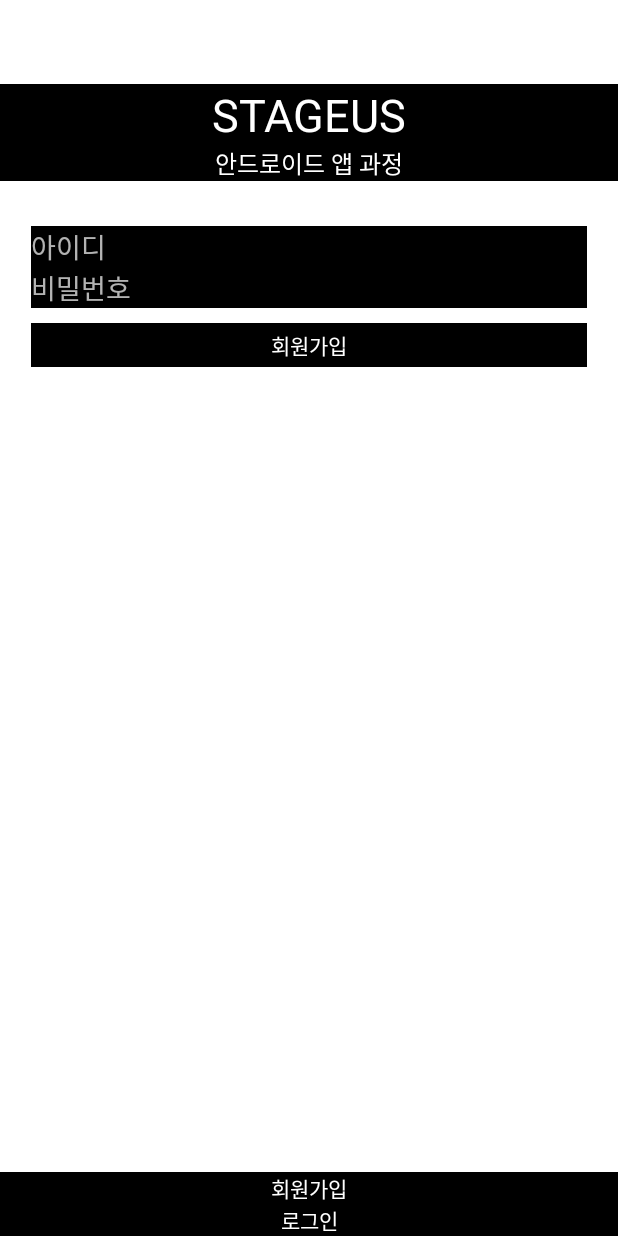
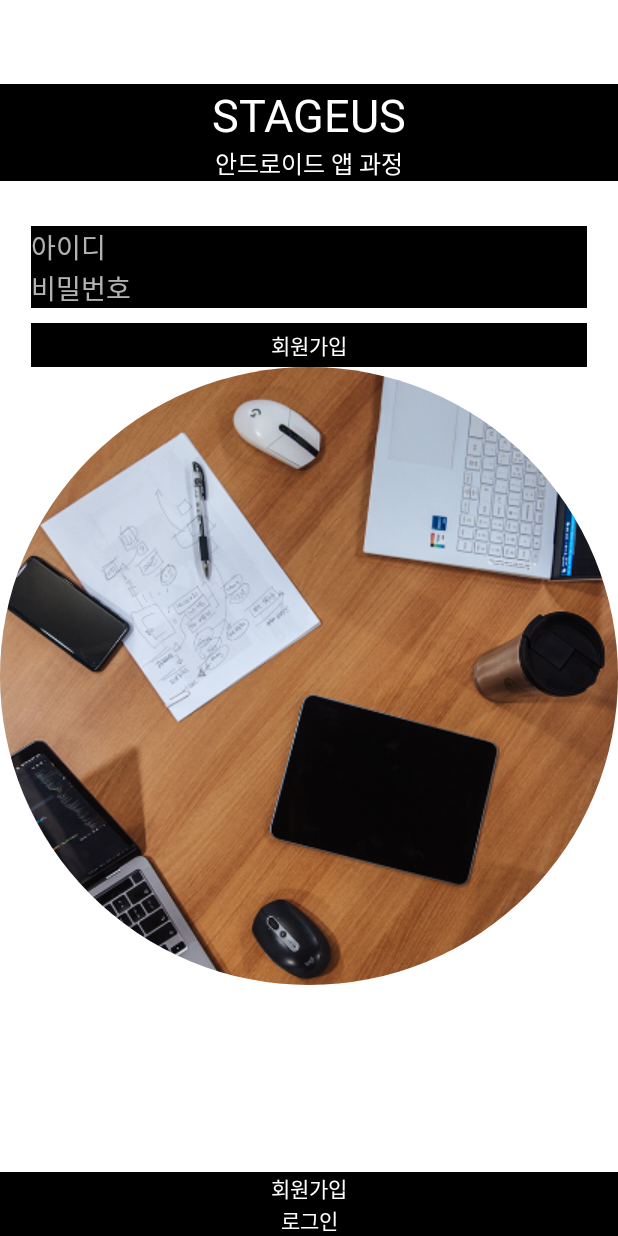
Before and after one commit to hyosoek/stageusAndLecture, an Android app: the screen it shows after launch (MainActivity), after a tap on "회원가입", on a phone screen of 412 x 824 dp. Run offline under Robolectric (Android 15) with nearby library versions, the phone set to English and light mode, and no system bars.

Commit message:
Update Before Coding

```diff
--- a/app/src/main/AndroidManifest.xml
+++ b/app/src/main/AndroidManifest.xml
@@ -9,11 +9,6 @@
         android:roundIcon="@mipmap/ic_launcher_round"
         android:supportsRtl="true"
         android:theme="@style/Theme.Stageus_Android_Lecuture">
-        <service
-            android:name=".LocalService"
-            android:enabled="true"
-            android:exported="true"></service>
-
         <activity
             android:name=".MainActivity"
             android:exported="true">
--- a/app/src/main/java/com/example/stageus_android_lecuture/SignUpFragment.kt
+++ b/app/src/main/java/com/example/stageus_android_lecuture/SignUpFragment.kt
@@ -1,19 +1,68 @@
 package com.example.stageus_android_lecuture
 
+import android.accounts.Account
+import android.graphics.drawable.Drawable
 import android.os.Bundle
+import android.util.Log
 import android.view.LayoutInflater
 import android.view.View
 import android.view.ViewGroup
 import android.widget.Button
 import android.widget.EditText
 import androidx.fragment.app.Fragment
+import com.bumptech.glide.Glide
+import com.bumptech.glide.RequestBuilder
+import com.bumptech.glide.load.engine.DiskCacheStrategy
+import com.google.gson.Gson
+import com.google.gson.GsonBuilder
+import java.util.function.LongFunction
 
 //메인 액티비티에 들어가는 프래그먼트
 class SignUpFragment:Fragment() {
     override fun onCreateView(inflater: LayoutInflater, container: ViewGroup?, savedInstanceState: Bundle?): View? {
         val view = inflater.inflate(R.layout.signup_fragment, container, false)
+        initData(view)
         initEvent(view)
         return view
+    }
+    fun initData(view:View){
+        Glide.with(view)
+            .load(R.drawable.test_image)
+            //.placeholder(R.drawable.red)//대기 이미지
+            //.thumbnail(0.1f)//같은 이미지 작게
+            //.override(300,200)//해상도가 적고 원본 크기를 바꿔줌
+            .circleCrop()
+           .into(view.findViewById(R.id.signup_image))
+        //여기서 실행하면 수행 못함.
+        val gson = GsonBuilder()
+         //   .setPrettyPrinting()//그저 옵션
+            .create()//초기화입니다 GLIDE처럼 옵션을 넣어줄 수 있음.
+        val gson2 = Gson()//위와 동일한 초기화 하지만, 추가 옵션 불가능
+
+
+
+        //data class는 구조체입니다.
+        //일반 클래스에서 함수 없이 매개변수만 따온 형태 - 최적화 된 것
+        data class Account( //코틀린의 자체 용법이고 gson이 아님
+            var id: String,
+            var pw: String
+            )
+        //클래스를 객체로 만든 형태
+        val myAccount = Account("스테이지어스","1234")
+        //여기부터 gson
+        val myAccountData = gson2.toJson(myAccount)
+        //이렇게 하면 myAccountData는 json의 형태를 가짐
+        Log.d("data",myAccountData)
+//여기까진 gson을 바탕으로 json 생성
+
+
+
+        //        var data = {
+//            "id":"stageus",
+//            "pw":"1234"
+//        } //위를  아래에 표현
+//        val myAccountData2 = gson.fromJson<Account>(data,Account::class.java) //이건 가져온 json을 보기 쉽게 바꿔주는거
+
     }
 
     fun initEvent(view : View){
@@ -27,4 +76,5 @@ class SignUpFragment:Fragment() {
             )
         }
     }
+
 }
--- a/app/src/main/res/layout/signup_fragment.xml
+++ b/app/src/main/res/layout/signup_fragment.xml
@@ -14,6 +14,7 @@
         app:layout_constraintTop_toTopOf="parent" />
 
     <LinearLayout
+        android:id="@+id/linearLayout"
         android:layout_width="0dp"
         android:layout_height="wrap_content"
         android:orientation="vertical"
@@ -51,5 +52,11 @@
 
 
     </LinearLayout>
+    <ImageView
+        android:id="@+id/signup_image"
+        android:layout_width="match_parent"
+        android:layout_height="wrap_content"
+
+        app:layout_constraintTop_toBottomOf="@id/linearLayout"></ImageView>
 
 </androidx.constraintlayout.widget.ConstraintLayout>
```
Also changed, not shown: app/build.gradle (+8 -0 lines), app/src/main/java/com/example/stageus_android_lecuture/ContentActivity.kt (+0 -20 lines), app/src/main/java/com/example/stageus_android_lecuture/LocalService.kt (deleted, +0 -32 lines), app/src/main/res/drawable/red.png (added), app/src/main/res/drawable/test_image.jpeg (added).
